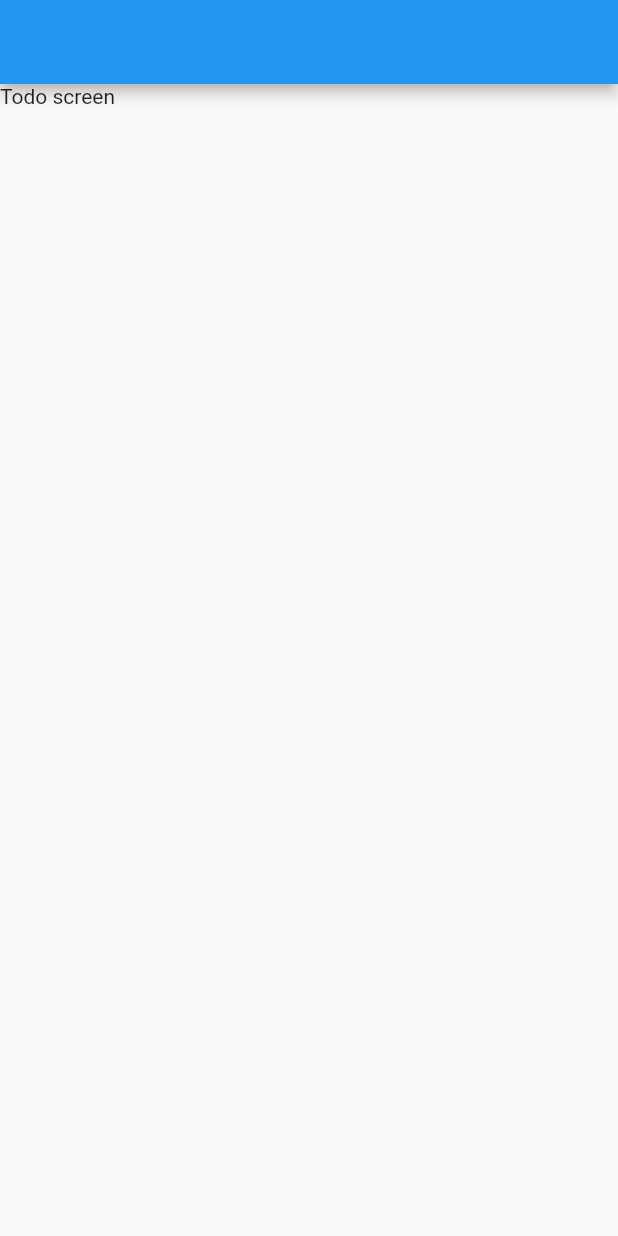
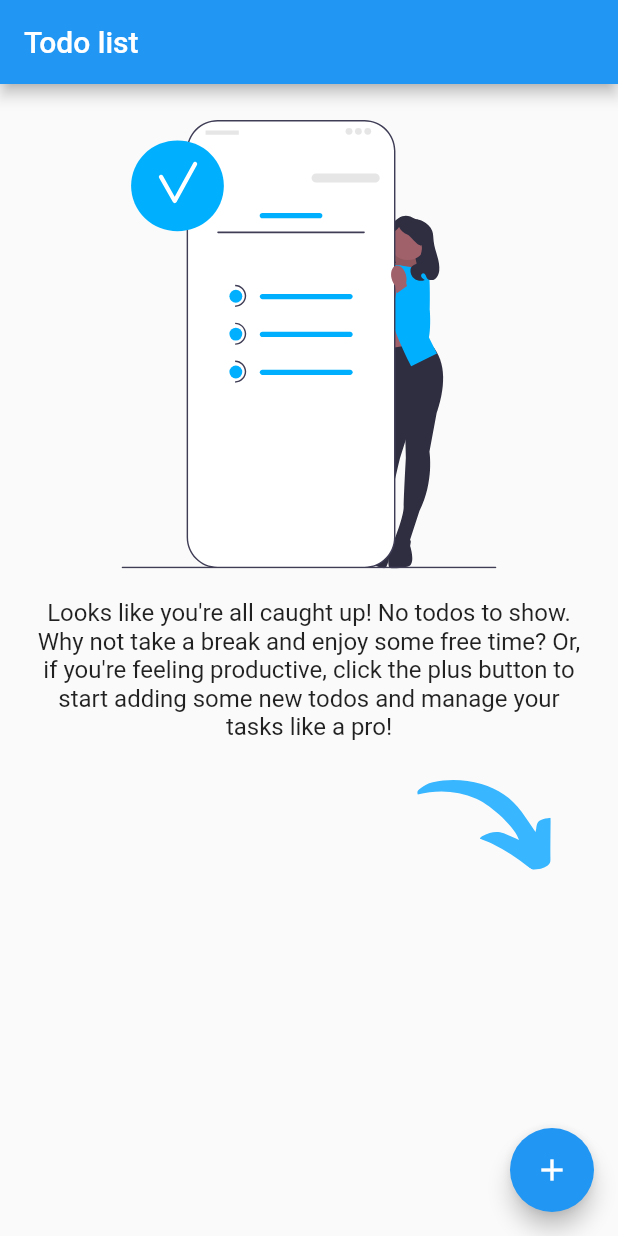
Before and after one commit to prasetya4di/my-todo-list, a Flutter app: the screen it shows after launch, on a phone screen of 412 x 824 dp. Run offline on Flutter 3.47's test engine with Material 2 defaults, Android fonts, the phone set to English and light mode, and no system bars; our stand-ins replace equatable, flutter_bloc, flutter_svg, freezed_annotation, get_it, objectbox; generated files the repository leaves out were written again.

Commit message:
Add empty todo widget

```diff
--- a/lib/view/todo/todo_screen.dart
+++ b/lib/view/todo/todo_screen.dart
@@ -1,4 +1,5 @@
 import 'package:flutter/material.dart';
+import 'package:my_todo_list/view/todo/widgets/empty_todo.dart';
 
 class TodoScreen extends StatelessWidget {
   const TodoScreen({super.key});
@@ -6,8 +7,17 @@ class TodoScreen extends StatelessWidget {
   @override
   Widget build(BuildContext context) {
     return Scaffold(
-      appBar: AppBar(),
-      body: Text("Todo screen"),
+      appBar: AppBar(
+        title: const Text("Todo list"),
+      ),
+      body: const EmptyTodo(),
+      floatingActionButton: FloatingActionButton(
+        onPressed: () {
+          // Add your onPressed function here
+        },
+        backgroundColor: Theme.of(context).primaryColor,
+        child: const Icon(Icons.add),
+      ),
     );
   }
 }
--- /dev/null
+++ b/lib/view/todo/widgets/empty_todo.dart
@@ -0,0 +1,34 @@
+import 'package:flutter/material.dart';
+import 'package:flutter_svg/flutter_svg.dart';
+import 'package:my_todo_list/generated/assets.dart';
+
+class EmptyTodo extends StatelessWidget {
+  const EmptyTodo({super.key});
+
+  @override
+  Widget build(BuildContext context) {
+    return Padding(
+      padding: const EdgeInsets.all(24),
+      child: Column(
+        children: [
+          SvgPicture.asset(Assets.imagesEmptyTodo, width: 250),
+          const SizedBox(height: 20),
+          Text(
+              "Looks like you're all caught up! No todos to show. Why not take a break and enjoy some free time? Or, if you're feeling productive, click the plus button to start adding some new todos and manage your tasks like a pro!",
+              textAlign: TextAlign.center,
+              style: Theme.of(context).textTheme.titleMedium),
+          Row(
+            mainAxisAlignment: MainAxisAlignment.end,
+            children: [
+              Padding(
+                padding: const EdgeInsets.only(right: 12.0),
+                child:
+                    SvgPicture.asset(Assets.imagesIcArrowDownBlue, width: 100),
+              ),
+            ],
+          )
+        ],
+      ),
+    );
+  }
+}
--- a/pubspec.yaml
+++ b/pubspec.yaml
@@ -44,6 +44,7 @@ dependencies:
   path: ^1.8.2
   path_provider: ^2.0.14
   equatable: ^2.0.5
+  flutter_svg: ^2.0.4
 
 dev_dependencies:
   flutter_test:
@@ -102,3 +103,5 @@ flutter:
   #
   # For details regarding fonts from package dependencies,
   # see https://flutter.dev/custom-fonts/#from-packages
+  assets:
+    - assets/images/
```
Also changed, not shown: assets/images/empty_todo.svg (added), assets/images/ic_arrow_down_blue.svg (added), lib/generated/assets.dart (added).
